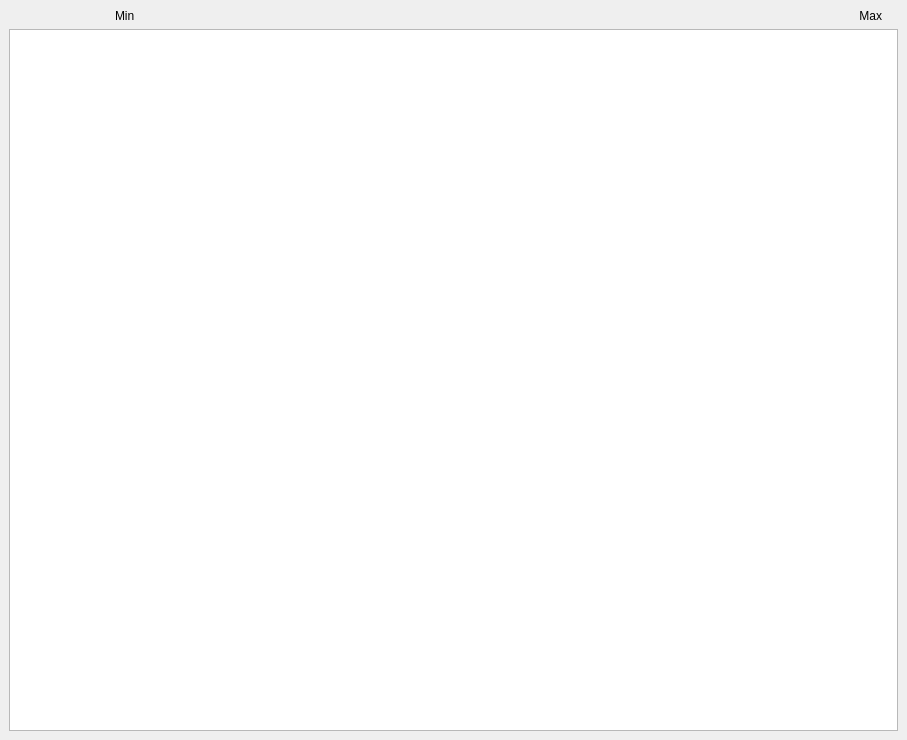
Qt form applications/mne_browse_raw_qt/FormFiles/datawindowdock.ui (mne-tools/mne-cpp) before a commit.
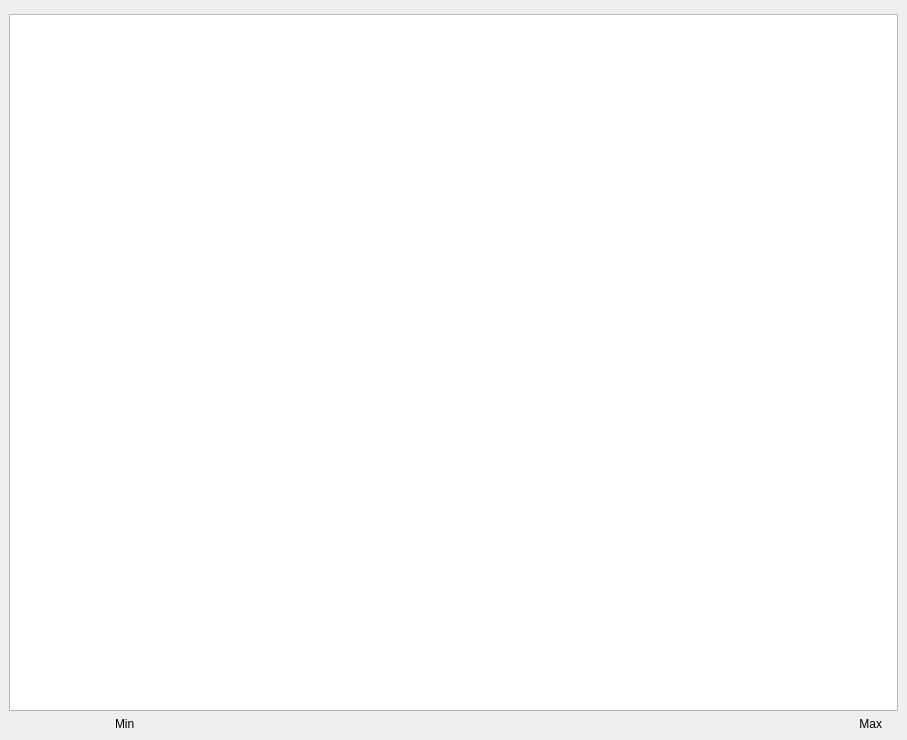
The same form after that commit.

```diff
--- a/applications/mne_browse_raw_qt/FormFiles/datawindowdock.ui
+++ b/applications/mne_browse_raw_qt/FormFiles/datawindowdock.ui
@@ -36,7 +36,7 @@
   </property>
   <widget class="QWidget" name="m_dockWidgetContents">
    <layout class="QGridLayout" name="m_gridLayout">
-    <item row="0" column="1">
+    <item row="3" column="1">
      <widget class="QLabel" name="m_label_sampleMin">
       <property name="sizePolicy">
        <sizepolicy hsizetype="Preferred" vsizetype="Fixed">
@@ -49,7 +49,51 @@
       </property>
      </widget>
     </item>
-    <item row="0" column="2">
+    <item row="3" column="3">
+     <widget class="QLabel" name="m_horizontalSpacer_Max">
+      <property name="sizePolicy">
+       <sizepolicy hsizetype="Fixed" vsizetype="Fixed">
+        <horstretch>0</horstretch>
+        <verstretch>0</verstretch>
+       </sizepolicy>
+      </property>
+      <property name="minimumSize">
+       <size>
+        <width>10</width>
+        <height>5</height>
+       </size>
+      </property>
+      <property name="text">
+       <string/>
+      </property>
+     </widget>
+    </item>
+    <item row="3" column="0">
+     <widget class="QLabel" name="m_horizontalSpacer_Min">
+      <property name="sizePolicy">
+       <sizepolicy hsizetype="Fixed" vsizetype="Fixed">
+        <horstretch>0</horstretch>
+        <verstretch>0</verstretch>
+       </sizepolicy>
+      </property>
+      <property name="minimumSize">
+       <size>
+        <width>40</width>
+        <height>5</height>
+       </size>
+      </property>
+      <property name="maximumSize">
+       <size>
+        <width>100</width>
+        <height>1</height>
+       </size>
+      </property>
+      <property name="text">
+       <string/>
+      </property>
+     </widget>
+    </item>
+    <item row="3" column="2">
      <widget class="QLabel" name="m_label_sampleMax">
       <property name="sizePolicy">
        <sizepolicy hsizetype="Preferred" vsizetype="Fixed">
@@ -68,7 +112,7 @@
       </property>
      </widget>
     </item>
-    <item row="1" column="0" rowspan="3" colspan="4">
+    <item row="1" column="0" rowspan="2" colspan="4">
      <widget class="QTableView" name="m_tableView_rawTableView">
       <property name="sizePolicy">
        <sizepolicy hsizetype="Expanding" vsizetype="Expanding">
@@ -100,48 +144,20 @@
      </widget>
     </item>
     <item row="0" column="0">
-     <widget class="QLabel" name="m_horizontalSpacer_Min">
-      <property name="sizePolicy">
-       <sizepolicy hsizetype="Fixed" vsizetype="Fixed">
-        <horstretch>0</horstretch>
-        <verstretch>0</verstretch>
-       </sizepolicy>
+     <spacer name="verticalSpacer">
+      <property name="orientation">
+       <enum>Qt::Vertical</enum>
       </property>
-      <property name="minimumSize">
-       <size>
-        <width>40</width>
-        <height>5</height>
-       </size>
+      <property name="sizeType">
+       <enum>QSizePolicy::Fixed</enum>
       </property>
-      <property name="maximumSize">
+      <property name="sizeHint" stdset="0">
        <size>
-        <width>100</width>
-        <height>1</height>
-       </size>
-      </property>
-      <property name="text">
-       <string/>
-      </property>
-     </widget>
-    </item>
-    <item row="0" column="3">
-     <widget class="QLabel" name="m_horizontalSpacer_Max">
-      <property name="sizePolicy">
-       <sizepolicy hsizetype="Fixed" vsizetype="Fixed">
-        <horstretch>0</horstretch>
-        <verstretch>0</verstretch>
-       </sizepolicy>
-      </property>
-      <property name="minimumSize">
-       <size>
-        <width>10</width>
+        <width>20</width>
         <height>5</height>
        </size>
       </property>
-      <property name="text">
-       <string/>
-      </property>
-     </widget>
+     </spacer>
     </item>
    </layout>
   </widget>
```
